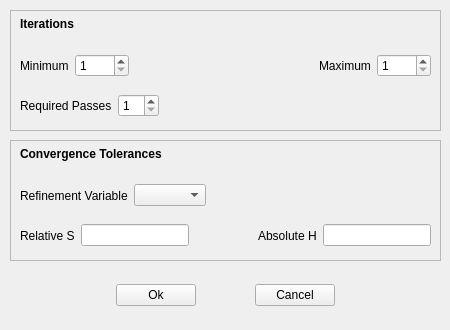
OpenParEM/OpenParEM, file src/OpenParEMg/Refinement.ui: the form before one commit.
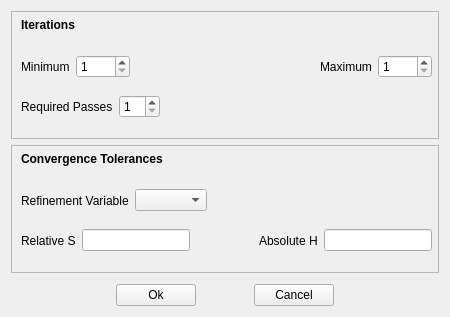
The form after the commit. Custom widgets are drawn as their Qt base class.

The edit to the form file:
```diff
--- a/src/OpenParEMg/Refinement.ui
+++ b/src/OpenParEMg/Refinement.ui
@@ -7,20 +7,26 @@
     <x>0</x>
     <y>0</y>
     <width>450</width>
-    <height>330</height>
+    <height>317</height>
    </rect>
   </property>
+  <property name="sizePolicy">
+   <sizepolicy hsizetype="Expanding" vsizetype="Expanding">
+    <horstretch>0</horstretch>
+    <verstretch>0</verstretch>
+   </sizepolicy>
+  </property>
   <property name="windowTitle">
    <string>Adaptive Mesh Refinement (AMR) Settings</string>
   </property>
+  <layout class="QVBoxLayout" name="verticalLayout">
+   <item>
   <widget class="QFrame" name="frame">
-   <property name="geometry">
-    <rect>
-     <x>10</x>
-     <y>10</y>
-     <width>431</width>
-     <height>121</height>
-    </rect>
+     <property name="sizePolicy">
+      <sizepolicy hsizetype="Expanding" vsizetype="Expanding">
+       <horstretch>0</horstretch>
+       <verstretch>0</verstretch>
+      </sizepolicy>
    </property>
    <property name="frameShape">
     <enum>QFrame::Shape::StyledPanel</enum>
@@ -152,14 +158,14 @@
     </property>
    </widget>
   </widget>
+   </item>
+   <item>
   <widget class="QFrame" name="frame_2">
-   <property name="geometry">
-    <rect>
-     <x>10</x>
-     <y>140</y>
-     <width>431</width>
-     <height>121</height>
-    </rect>
+     <property name="sizePolicy">
+      <sizepolicy hsizetype="Expanding" vsizetype="Expanding">
+       <horstretch>0</horstretch>
+       <verstretch>0</verstretch>
+      </sizepolicy>
    </property>
    <property name="frameShape">
     <enum>QFrame::Shape::StyledPanel</enum>
@@ -273,15 +279,24 @@
     </layout>
    </widget>
   </widget>
-  <widget class="QWidget" name="horizontalLayoutWidget_5">
-   <property name="geometry">
-    <rect>
-     <x>10</x>
-     <y>280</y>
-     <width>431</width>
-     <height>31</height>
-    </rect>
-   </property>
+   </item>
+   <item>
+    <spacer name="verticalSpacer">
+     <property name="orientation">
+      <enum>Qt::Orientation::Vertical</enum>
+     </property>
+     <property name="sizeType">
+      <enum>QSizePolicy::Policy::Fixed</enum>
+     </property>
+     <property name="sizeHint" stdset="0">
+      <size>
+       <width>20</width>
+       <height>5</height>
+      </size>
+     </property>
+    </spacer>
+   </item>
+   <item>
    <layout class="QHBoxLayout" name="horizontalLayout_5">
     <item>
      <spacer name="horizontalSpacer_10">
@@ -369,7 +384,8 @@
      </spacer>
     </item>
    </layout>
-  </widget>
+   </item>
+  </layout>
  </widget>
  <customwidgets>
   <customwidget>
```
Lines whose indentation alone changed are shown as unchanged.
